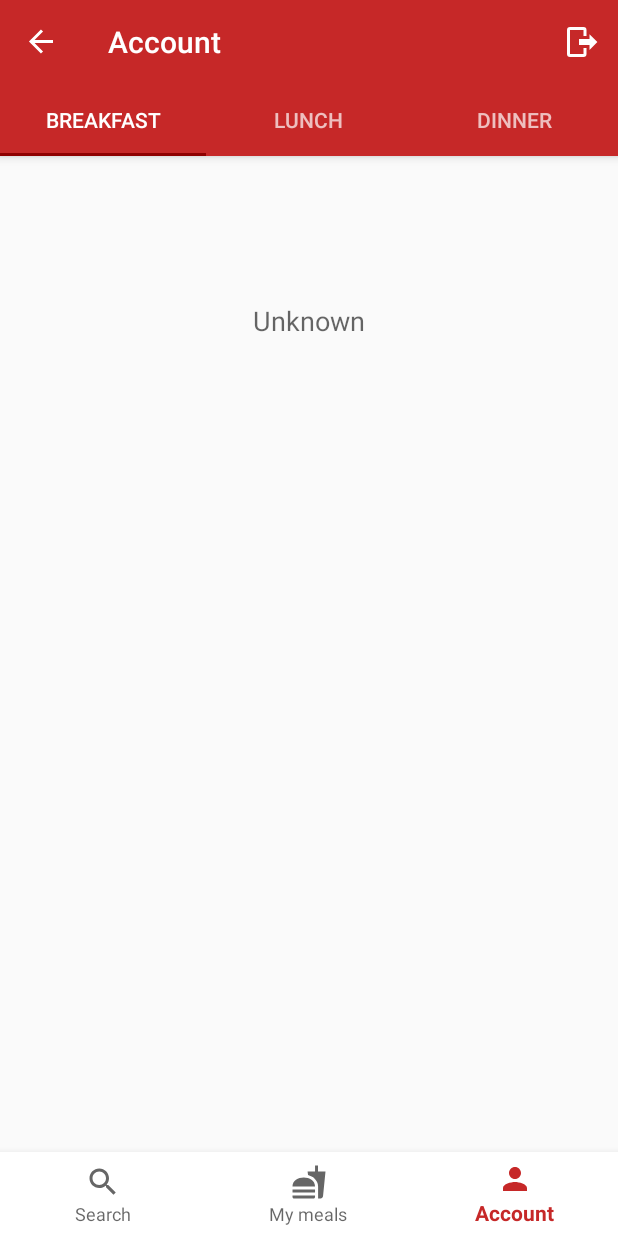
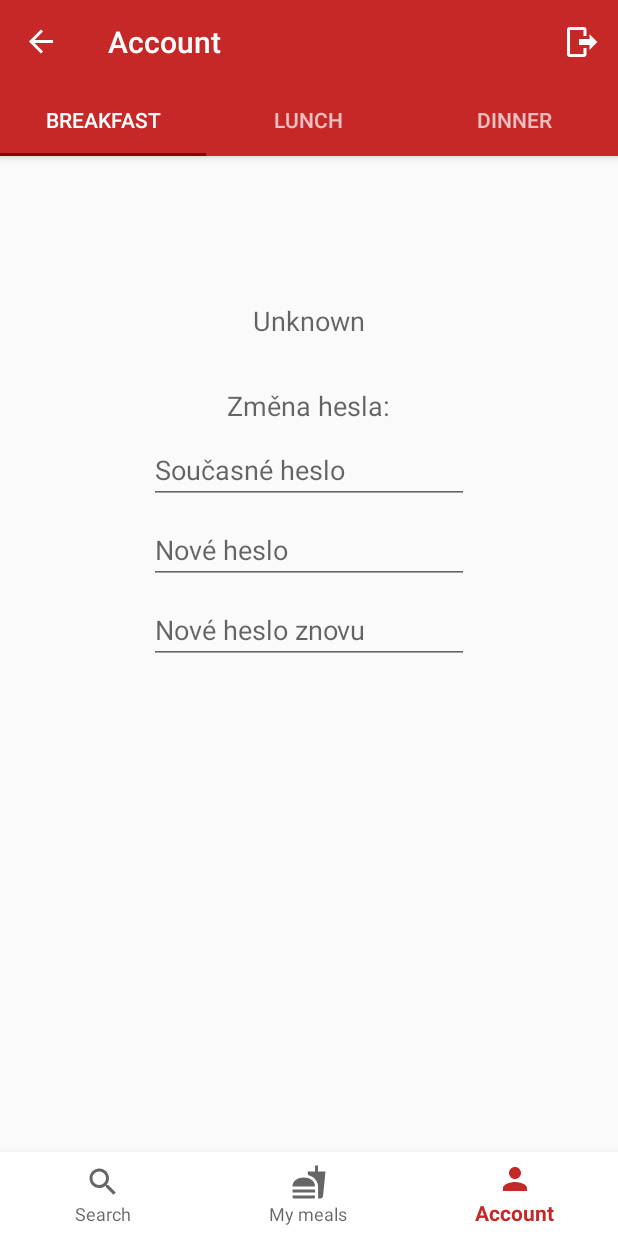
Before and after one commit to kari95/TAM, an Android app: the UserDetailFragment screen opened through its navigation route, on a phone screen of 412 x 824 dp. Run offline under Robolectric (Android 15) with nearby library versions, the phone set to English and light mode, and no system bars; our stand-ins replace Firebase (no records; nobody signed in at launch, a user with empty details on screens opened directly), RxJava, data binding, navigation-ui; 2 statements that could not run were skipped.

Commit message:
Layout user detail.

```diff
--- a/app/src/main/res/layout/fragment_user_detail.xml
+++ b/app/src/main/res/layout/fragment_user_detail.xml
@@ -45,6 +45,48 @@
         android:drawableRight="@{context.getDrawable(viewModel.user.gender.icon)}"
         />
 
+      <TextView
+          style="@style/TextAppearance.AppCompat.Medium"
+          android:layout_width="wrap_content"
+          android:layout_height="wrap_content"
+          android:layout_marginTop="@dimen/margin_huge"
+          android:layout_gravity="center"
+          android:text="Změna hesla:"
+          />
+
+      <EditText
+          style="@style/ThemeOverlay.MaterialComponents.TextInputEditText"
+          android:id="@+id/currentPassword"
+          android:layout_width="wrap_content"
+          android:layout_height="wrap_content"
+          android:layout_marginTop="@dimen/margin_mini"
+          android:layout_gravity="center"
+          android:hint="Současné heslo"
+          android:ems="10"
+        />
+
+      <EditText
+          style="@style/ThemeOverlay.MaterialComponents.TextInputEditText"
+          android:id="@+id/newPassword"
+          android:layout_width="wrap_content"
+          android:layout_height="wrap_content"
+          android:layout_marginTop="@dimen/margin_mini"
+          android:layout_gravity="center"
+          android:hint="Nové heslo"
+          android:ems="10"
+          />
+
+      <EditText
+          style="@style/ThemeOverlay.MaterialComponents.TextInputEditText"
+          android:id="@+id/newAgainPassword"
+          android:layout_width="wrap_content"
+          android:layout_height="wrap_content"
+          android:layout_marginTop="@dimen/margin_mini"
+          android:layout_gravity="center"
+          android:hint="Nové heslo znovu"
+          android:ems="10"
+          />
+
     </LinearLayout>
     <FrameLayout
       android:layout_width="match_parent"
```
